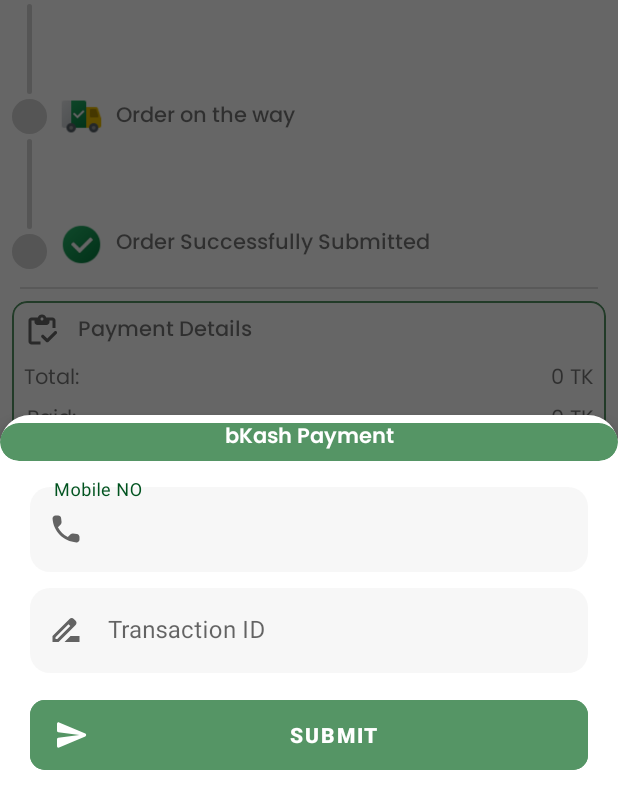
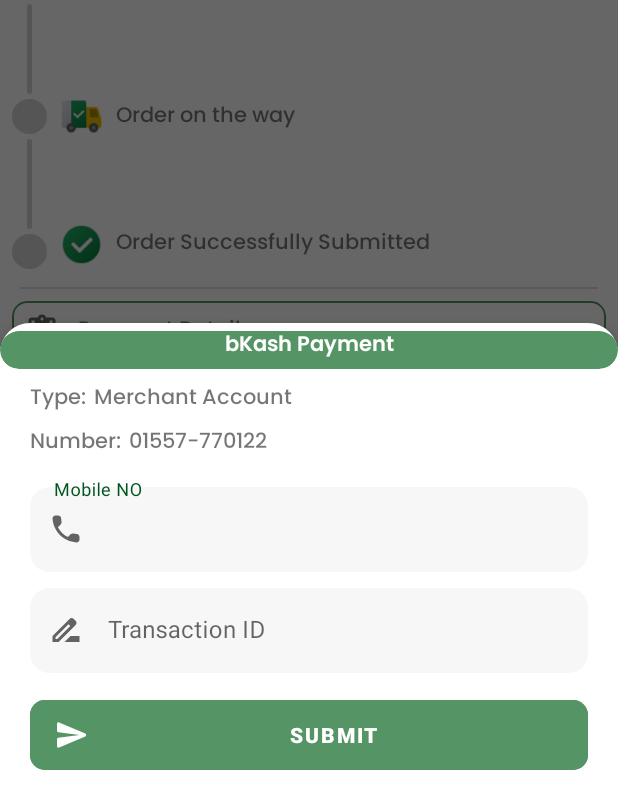
Before and after one commit to Ripat123/dubai2bd, an Android app: the order_info screen opened directly, with no data from a screen before it, after a tap on "BKASH", on a phone screen of 412 x 824 dp, the part 433-1236 px from its top. Run offline under Robolectric (Android 15) with nearby library versions, the phone set to English and light mode, and no system bars; our stand-ins replace Volley; libraries missing offline, so code that uses them is left out: com.aamarpay.library, com.basusingh.beautifulprogressdialog; network calls fail; Roboto replaces fonts that are not available here.

Commit message:
09/12/21

```diff
--- a/app/src/main/java/com/sbitbd/dubai2bd/ui/track_order/order_info.java
+++ b/app/src/main/java/com/sbitbd/dubai2bd/ui/track_order/order_info.java
@@ -126,7 +126,19 @@ public class order_info extends AppCompatActivity {
             bkash_btn.setOnClickListener(new View.OnClickListener() {
                 @Override
                 public void onClick(View v) {
-                    show_bkash_form();
+                    show_bkash_form("Merchant Account","01557-770122","");
+                }
+            });
+            nagad_btn.setOnClickListener(new View.OnClickListener() {
+                @Override
+                public void onClick(View v) {
+                    show_bkash_form("Merchant Account","01817549090","");
+                }
+            });
+            rocket_btn.setOnClickListener(new View.OnClickListener() {
+                @Override
+                public void onClick(View v) {
+                    show_bkash_form("Personal Account","01832-3065409","");
                 }
             });
         } catch (Exception e) {
@@ -200,7 +212,7 @@ public class order_info extends AppCompatActivity {
         }
     }
 
-    private void show_bkash_form() {
+    private void show_bkash_form(String type_t,String num_t,String sql) {
         try {
             final BottomSheetDialog bottomSheetDialog = new BottomSheetDialog(order_info.this   , R.style.CustomBottomSheetDialog);
             bottomSheetDialog.setDismissWithAnimation(true);
@@ -208,6 +220,11 @@ public class order_info extends AppCompatActivity {
             Button submit = bottomSheetDialog.findViewById(R.id.submit_btn);
             EditText mobile = bottomSheetDialog.findViewById(R.id.mobile);
             EditText transaction = bottomSheetDialog.findViewById(R.id.trans);
+            TextView type,num;
+            type = bottomSheetDialog.findViewById(R.id.type);
+            num = bottomSheetDialog.findViewById(R.id.num);
+            type.setText(type_t);
+            num.setText(num_t);
 
             submit.setOnClickListener(new View.OnClickListener() {
                 @Override
@@ -228,28 +245,56 @@ public class order_info extends AppCompatActivity {
                         return;
                     }
                     withLottie = new BeautifulProgressDialog(order_info.this,
-                            BeautifulProgressDialog.withLottie,
-                            "Please wait");
+                            BeautifulProgressDialog.withLottie,null);
                     withLottie.setLottieLocation("json_lottie/loading.json");
                     withLottie.setLayoutColor(Color.WHITE);
                     withLottie.setLayoutRadius(10f);
                     withLottie.setLayoutElevation(5f);
                     withLottie.show();
 
-//                    String sql = "INSERT INTO `addfunds`(`date`, `member_id`, `customer_id`, `type`, " +
-//                            "`amount`, `withdraw`, `number`, `details`, `status`) VALUES(" +
-//                            "'" + config.getCreateDate() + "','" + homeViewModel.getSellerID(root1.getContext()
-//                            .getApplicationContext()) + "','" + homeViewModel.getGuestID(root1.getContext()
-//                            .getApplicationContext()) + "','" + type.getText().toString() + "','0.00" +
-//                            "','" + amount.getText().toString().trim() + "','" + account.getText().toString()
-//                            .trim() + "','" + det.getText().toString().trim() + "','0')";
+
 
                 }
             });
 
             bottomSheetDialog.show();
+        } catch (Exception e) {
+        }
+    }
+    private void update(String sql) {
 
-        } catch (Exception e) {e.printStackTrace();
+        try {
+            StringRequest stringRequest = new StringRequest(Request.Method.POST, config.INSERT,
+                    new Response.Listener<String>() {
+                        @Override
+                        public void onResponse(String response) {
+                            if (!response.equals("1")) {
+                                showJson(response);
+                            } else {
+                                Toast.makeText(order_info.this, response, Toast.LENGTH_LONG).show();
+                            }
+                        }
+                    }, new Response.ErrorListener() {
+
+                @Override
+                public void onErrorResponse(VolleyError error) {
+                    Toast.makeText(order_info.this, error.toString(), Toast.LENGTH_LONG).show();
+                }
+            }) {
+                @Override
+                protected Map<String, String> getParams() {
+                    Map<String, String> params = new HashMap<String, String>();
+                    params.put(config.QUERY, sql);
+                    return params;
+                }
+            };
+            RequestQueue requestQueue = Volley.newRequestQueue(order_info.this);
+            stringRequest.setRetryPolicy(new DefaultRetryPolicy(
+                    10000,
+                    DefaultRetryPolicy.DEFAULT_MAX_RETRIES,
+                    DefaultRetryPolicy.DEFAULT_BACKOFF_MULT));
+            requestQueue.add(stringRequest);
+        } catch (Exception e) {
         }
     }
 }
--- a/app/src/main/res/layout/pay_layout.xml
+++ b/app/src/main/res/layout/pay_layout.xml
@@ -16,6 +16,43 @@
         app:layout_constraintStart_toStartOf="parent"
         app:layout_constraintTop_toTopOf="parent" />
 
+    <TextView
+        android:id="@+id/textView11"
+        android:layout_width="wrap_content"
+        android:layout_height="wrap_content"
+        android:layout_marginTop="8dp"
+        android:fontFamily="@font/poppins_medium"
+        android:text="@string/type"
+        app:layout_constraintStart_toStartOf="@+id/fullname_lay"
+        app:layout_constraintTop_toBottomOf="@+id/view" />
+
+    <TextView
+        android:id="@+id/type"
+        android:layout_width="wrap_content"
+        android:layout_height="wrap_content"
+        android:layout_marginStart="5dp"
+        android:fontFamily="@font/poppins_medium"
+        app:layout_constraintStart_toEndOf="@+id/textView11"
+        app:layout_constraintTop_toTopOf="@+id/textView11" />
+
+    <TextView
+        android:id="@+id/textView12"
+        android:layout_width="wrap_content"
+        android:layout_height="wrap_content"
+        android:layout_marginTop="5dp"
+        android:fontFamily="@font/poppins_medium"
+        android:text="@string/number"
+        app:layout_constraintStart_toStartOf="@+id/fullname_lay"
+        app:layout_constraintTop_toBottomOf="@+id/textView11" />
+
+    <TextView
+        android:id="@+id/num"
+        android:layout_width="wrap_content"
+        android:layout_height="wrap_content"
+        android:layout_marginStart="5dp"
+        android:fontFamily="@font/poppins_medium"
+        app:layout_constraintStart_toEndOf="@+id/textView12"
+        app:layout_constraintTop_toTopOf="@+id/textView12" />
 
     <TextView
         android:layout_width="wrap_content"
@@ -44,7 +81,7 @@
         app:endIconMode="clear_text"
         app:layout_constraintEnd_toEndOf="parent"
         app:layout_constraintStart_toStartOf="parent"
-        app:layout_constraintTop_toBottomOf="@+id/view"
+        app:layout_constraintTop_toBottomOf="@+id/textView12"
         app:startIconDrawable="@drawable/ic_round_local_phone_24">
 
         <com.google.android.material.textfield.TextInputEditText
--- a/app/src/main/res/values/strings.xml
+++ b/app/src/main/res/values/strings.xml
@@ -154,4 +154,6 @@
     <string name="contact_with_09642887766">Contact with 09642887766</string>
     <string name="bkash_payment">bKash Payment</string>
     <string name="submit">Submit</string>
+    <string name="type">Type:</string>
+    <string name="number">Number:</string>
 </resources>
```
